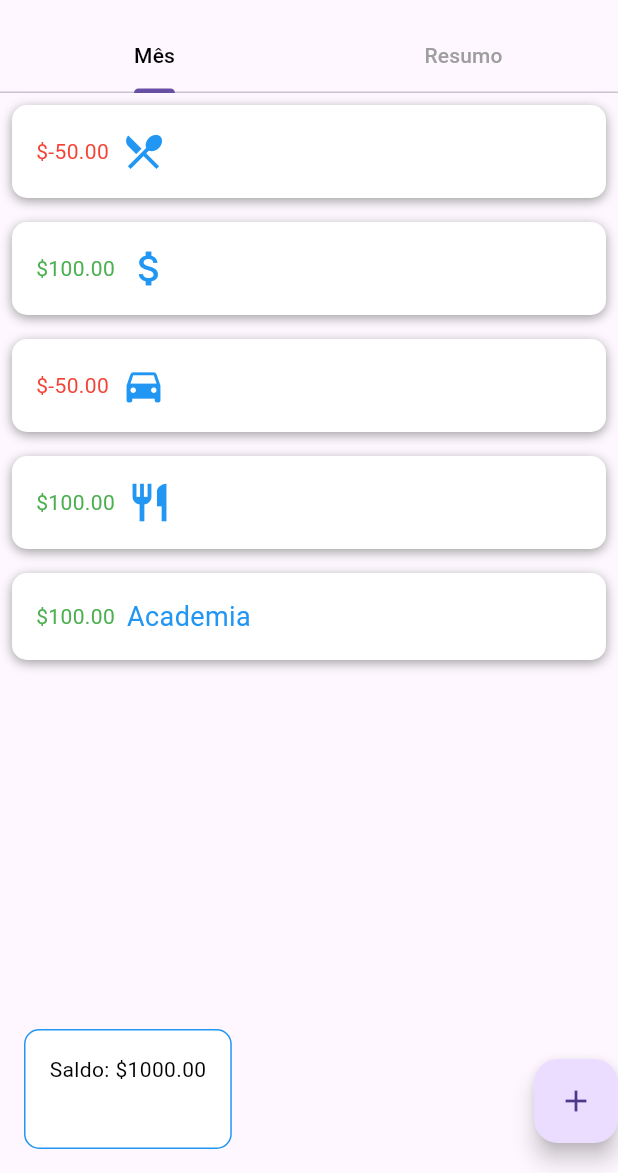
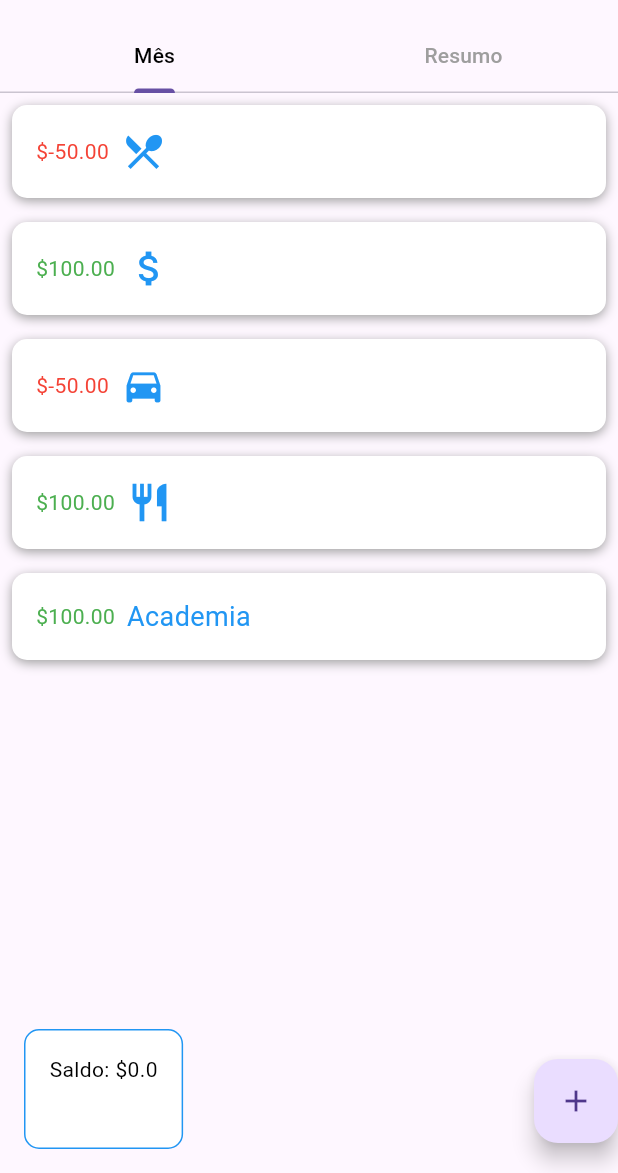
Before and after one commit to ronaque/Gastos, a Flutter app: the screen it shows after launch, after a tap on "Entrar", on a phone screen of 412 x 824 dp, the part 63-1236 px from its top. Run offline on Flutter 3.47's test engine with Material 3 defaults, Android fonts, the phone set to English and light mode, and no system bars; our stand-ins replace fl_chart, google_fonts, image_picker, shared_preferences, syncfusion_flutter_charts.

Commit message:
feat: transmissão de salário para pagina inicial; organização de arquivos

```diff
--- a/lib/main.dart
+++ b/lib/main.dart
@@ -4,6 +4,8 @@ import 'package:gastos/perfil.dart';
 import 'package:gastos/theme.dart';
 import 'package:fl_chart/fl_chart.dart';
 import 'package:syncfusion_flutter_charts/charts.dart';
+import 'package:shared_preferences/shared_preferences.dart';
+import 'resumo.dart';
 
 void main() {
   WidgetsFlutterBinding.ensureInitialized();
@@ -33,21 +35,7 @@ class Home extends StatefulWidget {
 
 class _HomeState extends State<Home> with SingleTickerProviderStateMixin {
   List<FinanceEntry> transactions = [];
-  List<_ChartData> data = [
-    _ChartData('Jan', 12, 15),
-    _ChartData('Fev', 15, 30),
-    _ChartData('Mar', 30, 6.4),
-    _ChartData('Abr', 6.4, 14),
-    _ChartData('Mai', 14, 16),
-    _ChartData('Jun', 16, 45),
-    _ChartData('Jul', 45, 23),
-    _ChartData('Ago', 23, 25),
-    _ChartData('Set', 25, 10),
-    _ChartData('Out', 10, 5),
-    _ChartData('Nov', 5, 19),
-    _ChartData('Dez', 19, 12),
-  ];
-  TooltipBehavior _tooltip = TooltipBehavior(enable: true);
+
   late TabController _tabController;
 
   void _abrirPerfil() {
@@ -64,6 +52,34 @@ class _HomeState extends State<Home> with SingleTickerProviderStateMixin {
   void dispose() {
     _tabController.dispose();
     super.dispose();
+  }
+
+  Future<double> getSalario() async {
+    final prefs = await SharedPreferences.getInstance();
+    double? salarioSalvo = prefs.getDouble('salario');
+    if (salarioSalvo == null) {
+      return 0;
+    }
+    return salarioSalvo;
+  }
+
+  Widget getSaldoTexto() {
+    return FutureBuilder(
+      future: getSalario(),
+      builder: (context, AsyncSnapshot<double> snapshot) {
+        if (snapshot.hasData) {
+          return Text(
+            'Saldo: \$${snapshot.data}',
+            style: TextStyle(color: Colors.black),
+          );
+        } else {
+          return Text(
+            'Saldo: \$0.0',
+            style: TextStyle(color: Colors.black),
+          );
+        }
+      },
+    );
   }
 
   void _exibirModalAdicionarTransacao(BuildContext context) {
@@ -129,7 +145,7 @@ class _HomeState extends State<Home> with SingleTickerProviderStateMixin {
                 ),
 
                 // Conteúdo da aba "Resumo"
-                _resumoDisplay(context),
+                returnResumoDisplay(context),
               ],
             ),
           ),
@@ -150,10 +166,7 @@ class _HomeState extends State<Home> with SingleTickerProviderStateMixin {
                 //width: 200.0,
                 margin: EdgeInsets.only(left: 16.0, bottom: 16),
                 padding: EdgeInsets.all(16.0),
-                child: Text(
-                  'Saldo: \$1000.00',
-                  style: TextStyle(color: Colors.black),
-                ),
+                child: getSaldoTexto(),
               ),
               Spacer(), // Este widget faz com que o botão seja alinhado à direita.
 
@@ -174,117 +187,7 @@ class _HomeState extends State<Home> with SingleTickerProviderStateMixin {
     );
   }
 
-  _resumoDisplay(BuildContext context) {
-    return SingleChildScrollView(
-      child: Column(
-        children: <Widget>[
-          // !! Tabela mensal !!
-          Container(
-            margin: EdgeInsets.fromLTRB(0, 50, 0, 20),
-            decoration:
-                BoxDecoration(border: Border.all(color: Color(0xff0D47A1))),
-            width: MediaQuery.of(context).size.width * 0.8,
-            child: const Column(
-              children: <Widget>[
-                Padding(
-                  padding: EdgeInsets.fromLTRB(0, 10, 0, 0),
-                  child: Row(
-                    mainAxisAlignment: MainAxisAlignment.spaceEvenly,
-                    children: <Widget>[
-                      Icon(Icons.navigate_before),
-                      Text("Julho"),
-                      Icon(Icons.navigate_next),
-                    ],
-                  ),
-                ),
-                Divider(color: Color(0xff0D47A1)),
-                Padding(
-                  padding: EdgeInsets.fromLTRB(10, 10, 0, 10),
-                  child: Row(
-                    children: <Widget>[Text("Gasto: R\$1000,00")],
-                  ),
-                ),
-                Padding(
-                  padding: EdgeInsets.fromLTRB(10, 10, 0, 10),
-                  child: Row(
-                    children: <Widget>[Text("Economizado: R\$ 0,00")],
-                  ),
-                ),
-              ],
-            ),
-          ),
-          // !! Gráfico mensal !!
-          Container(
-            height: MediaQuery.of(context).size.width *
-                0.8, // Defina a altura desejada para o PieChart
-            child: PieChart(
-              PieChartData(
-                sections: [
-                  PieChartSectionData(
-                    color: Colors.red,
-                    value: 40,
-                    title: "Comida",
-                    radius: 50,
-                  ),
-                  PieChartSectionData(
-                    color: Colors.blue,
-                    value: 60,
-                    title: "Bebida",
-                    radius: 50,
-                  ),
-                ],
-                centerSpaceRadius: MediaQuery.of(context).size.width * 0.2,
-              ),
-              swapAnimationCurve: Curves.linear,
-              swapAnimationDuration: Duration(milliseconds: 150),
-            ),
-          ),
-          // !! Tabela anual !!
-          Container(
-            margin: EdgeInsets.fromLTRB(0, 50, 0, 20),
-            decoration:
-                BoxDecoration(border: Border.all(color: Color(0xff0D47A1))),
-            width: MediaQuery.of(context).size.width * 0.8,
-            child: const Padding(
-              padding: EdgeInsets.fromLTRB(0, 10, 0, 10),
-              child: Row(
-                mainAxisAlignment: MainAxisAlignment.spaceEvenly,
-                children: <Widget>[
-                  Icon(Icons.navigate_before),
-                  Text("2023"),
-                  Icon(Icons.navigate_next),
-                ],
-              ),
-            ),
-          ),
-          // !! Gráfico anual !!
-          Container(
-            height: MediaQuery.of(context).size.width * 0.8,
-            width: MediaQuery.of(context).size.width * 0.9,
-            child: SfCartesianChart(
-                primaryXAxis: CategoryAxis(),
-                primaryYAxis:
-                    NumericAxis(minimum: 0, maximum: 40, interval: 10),
-                tooltipBehavior: _tooltip,
-                series: <ChartSeries<_ChartData, String>>[
-                  BarSeries<_ChartData, String>(
-                      dataSource: data,
-                      xValueMapper: (_ChartData data, _) => data.x,
-                      yValueMapper: (_ChartData data, _) => data.y,
-                      name: 'Gold',
-                      color: Colors.greenAccent),
-                  BarSeries<_ChartData, String>(
-                      dataSource: data,
-                      xValueMapper: (_ChartData data, _) => data.x,
-                      yValueMapper: (_ChartData data, _) => data.y2,
-                      name: 'Gold',
-                      color: Colors.redAccent)
-                ]),
-          ),
-        ],
-      ),
-    );
-  }
+
 }
 
 class FinanceEntry extends StatelessWidget {
@@ -354,13 +257,6 @@ class FinanceEntry extends StatelessWidget {
   }
 }
 
-class _ChartData {
-  _ChartData(this.x, this.y, this.y2);
-
-  final String x;
-  final double y;
-  final double y2;
-}
 
 class AdicionarTransacaoModal extends StatefulWidget {
   final Function(double amount, String textOrIcon) onTransacaoSalva;
--- a/lib/perfil.dart
+++ b/lib/perfil.dart
@@ -4,6 +4,7 @@ import 'package:flutter/cupertino.dart';
 import 'package:flutter/material.dart';
 import 'package:gastos/theme.dart';
 import 'package:image_picker/image_picker.dart';
+import 'package:shared_preferences/shared_preferences.dart';
 
 class Perfil extends StatefulWidget {
   @override
@@ -32,6 +33,8 @@ class _PerfilState extends State<Perfil> {
     }
 
     _salarioController.text = value;
+    print('salario: $value');
+    saveSalario(value);
   }
 
   Future _selecionarImagem() async {
@@ -44,6 +47,13 @@ class _PerfilState extends State<Perfil> {
       _image = File(file.path);
     });
     return null;
+  }
+
+  Future<void> saveSalario(String salario) async {
+    final prefs = await SharedPreferences.getInstance();
+    prefs.setDouble('salario', double.parse(_salarioController.text));
+    double? salarioSalvo = prefs.getDouble('salario');
+    print('salario salvo: $salarioSalvo');
   }
 
   Widget getDefaultTagsWidgets(){
--- /dev/null
+++ b/lib/resumo.dart
@@ -0,0 +1,143 @@
+import 'package:flutter/cupertino.dart';
+import 'package:flutter/material.dart';
+import 'package:gastos/perfil.dart';
+import 'package:gastos/theme.dart';
+import 'package:fl_chart/fl_chart.dart';
+import 'package:syncfusion_flutter_charts/charts.dart';
+import 'package:shared_preferences/shared_preferences.dart';
+
+Widget returnResumoDisplay(context){
+  TooltipBehavior _tooltip = TooltipBehavior(enable: true);
+  List<_ChartData> data = [
+    _ChartData('Jan', 12, 15),
+    _ChartData('Fev', 15, 30),
+    _ChartData('Mar', 30, 6.4),
+    _ChartData('Abr', 6.4, 14),
+    _ChartData('Mai', 14, 16),
+    _ChartData('Jun', 16, 45),
+    _ChartData('Jul', 45, 23),
+    _ChartData('Ago', 23, 25),
+    _ChartData('Set', 25, 10),
+    _ChartData('Out', 10, 5),
+    _ChartData('Nov', 5, 19),
+    _ChartData('Dez', 19, 12),
+  ];
+
+  return SingleChildScrollView(
+      child: Column(
+        children: <Widget>[
+          // !! Tabela mensal !!
+          Container(
+            margin: EdgeInsets.fromLTRB(0, 50, 0, 20),
+            decoration:
+            BoxDecoration(border: Border.all(color: Color(0xff0D47A1))),
+            width: MediaQuery.of(context).size.width * 0.8,
+            child: const Column(
+              children: <Widget>[
+                Padding(
+                  padding: EdgeInsets.fromLTRB(0, 10, 0, 0),
+                  child: Row(
+                    mainAxisAlignment: MainAxisAlignment.spaceEvenly,
+                    children: <Widget>[
+                      Icon(Icons.navigate_before),
+                      Text("Julho"),
+                      Icon(Icons.navigate_next),
+                    ],
+                  ),
+                ),
+                Divider(color: Color(0xff0D47A1)),
+                Padding(
+                  padding: EdgeInsets.fromLTRB(10, 10, 0, 10),
+                  child: Row(
+                    children: <Widget>[Text("Gasto: R\$1000,00")],
+                  ),
+                ),
+                Padding(
+                  padding: EdgeInsets.fromLTRB(10, 10, 0, 10),
+                  child: Row(
+                    children: <Widget>[Text("Economizado: R\$ 0,00")],
+                  ),
+                ),
+              ],
+            ),
+          ),
+          // !! Gráfico mensal !!
+          Container(
+            height: MediaQuery.of(context).size.width *
+                0.8, // Defina a altura desejada para o PieChart
+            child: PieChart(
+              PieChartData(
+                sections: [
+                  PieChartSectionData(
+                    color: Colors.red,
+                    value: 40,
+                    title: "Comida",
+                    radius: 50,
+                  ),
+                  PieChartSectionData(
+                    color: Colors.blue,
+                    value: 60,
+                    title: "Bebida",
+                    radius: 50,
+                  ),
+                ],
+                centerSpaceRadius: MediaQuery.of(context).size.width * 0.2,
+              ),
+              swapAnimationCurve: Curves.linear,
+              swapAnimationDuration: Duration(milliseconds: 150),
+            ),
+          ),
+          // !! Tabela anual !!
+          Container(
+            margin: EdgeInsets.fromLTRB(0, 50, 0, 20),
+            decoration:
+            BoxDecoration(border: Border.all(color: Color(0xff0D47A1))),
+            width: MediaQuery.of(context).size.width * 0.8,
+            child: const Padding(
+              padding: EdgeInsets.fromLTRB(0, 10, 0, 10),
+              child: Row(
+                mainAxisAlignment: MainAxisAlignment.spaceEvenly,
+                children: <Widget>[
+                  Icon(Icons.navigate_before),
+                  Text("2023"),
+                  Icon(Icons.navigate_next),
+                ],
+              ),
+            ),
+          ),
+          // !! Gráfico anual !!
+          Container(
+            height: MediaQuery.of(context).size.width * 0.8,
+            width: MediaQuery.of(context).size.width * 0.9,
+            child: SfCartesianChart(
+                primaryXAxis: CategoryAxis(),
+                primaryYAxis:
+                NumericAxis(minimum: 0, maximum: 40, interval: 10),
+                tooltipBehavior: _tooltip,
+                series: <ChartSeries<_ChartData, String>>[
+                  BarSeries<_ChartData, String>(
+                      dataSource: data,
+                      xValueMapper: (_ChartData data, _) => data.x,
+                      yValueMapper: (_ChartData data, _) => data.y,
+                      name: 'Gold',
+                      color: Colors.greenAccent),
+                  BarSeries<_ChartData, String>(
+                      dataSource: data,
+                      xValueMapper: (_ChartData data, _) => data.x,
+                      yValueMapper: (_ChartData data, _) => data.y2,
+                      name: 'Gold',
+                      color: Colors.redAccent)
+                ]),
+          ),
+        ],
+      ),
+    );
+  }
+
+class _ChartData {
+  _ChartData(this.x, this.y, this.y2);
+
+  final String x;
+  final double y;
+  final double y2;
+}
--- a/pubspec.yaml
+++ b/pubspec.yaml
@@ -54,6 +54,7 @@ dev_dependencies:
   path_provider: ^2.1.1
   fl_chart: ^0.64.0
   syncfusion_flutter_charts: ^23.1.44
+  shared_preferences: ^2.2.2
 # For information on the generic Dart part of this file, see the
 # following page: https://dart.dev/tools/pub/pubspec
 
```
Also changed, not shown: lib/mes.dart (added), pubspec.lock, 1 other file.
